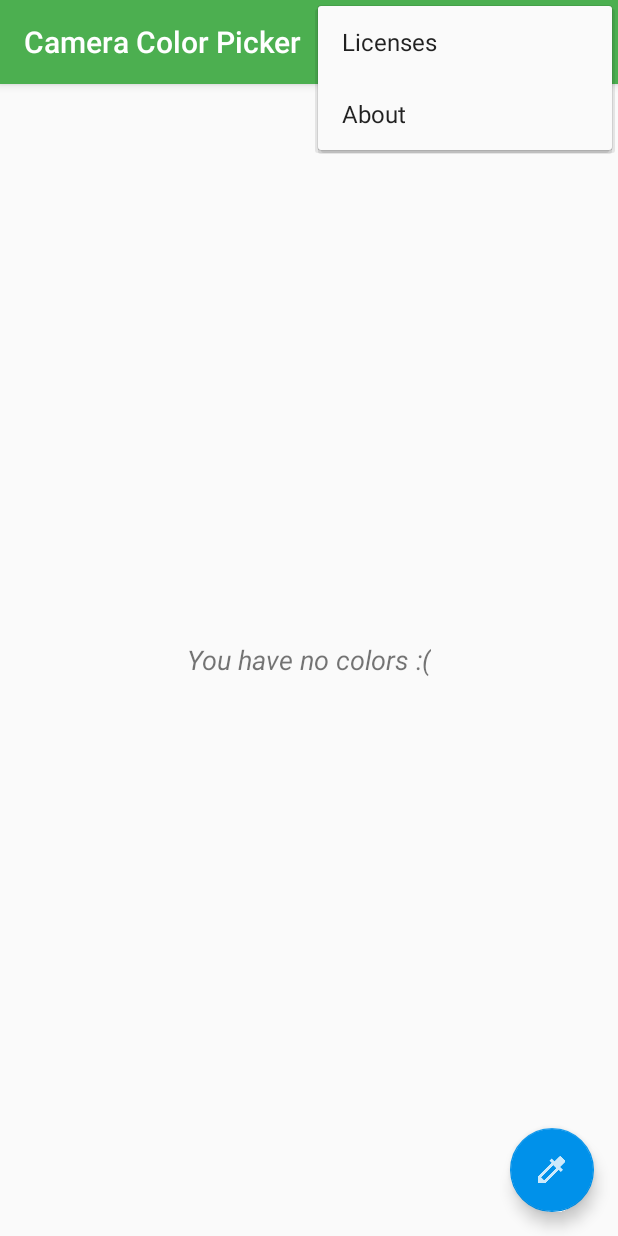
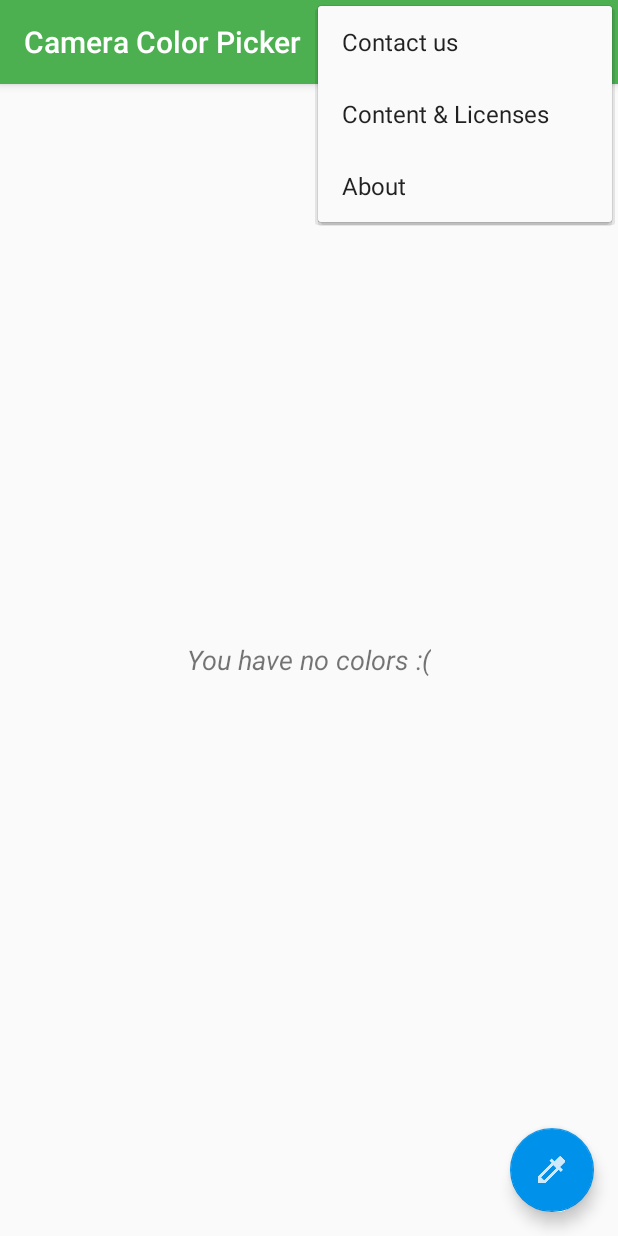
Before and after one commit to tvbarthel/CameraColorPicker, an Android app: the screen it shows after launch (MainActivity), with the options menu open, on a phone screen of 412 x 824 dp. Run offline under Robolectric (Android 15) with nearby library versions, the phone set to English and light mode, and no system bars; libraries missing offline, so code that uses them is left out: com.melnykov.fab; plain views replace FloatingActionButton; 3 statements that could not run were skipped.

Commit message:
Add an action for sending us a message

```diff
--- a/CameraColorPicker/app/src/main/res/menu/menu_main.xml
+++ b/CameraColorPicker/app/src/main/res/menu/menu_main.xml
@@ -2,6 +2,12 @@
     xmlns:app="http://schemas.android.com/apk/res-auto"
     xmlns:tools="http://schemas.android.com/tools"
     tools:context=".MainActivity">
+
+    <item
+        android:id="@+id/menu_main_action_contact_us"
+        android:orderInCategory="50"
+        android:title="@string/menu_main_action_contact_us"
+        app:showAsAction="never" />
 
     <item
         android:id="@+id/menu_main_action_licenses"
@@ -12,7 +18,7 @@
     <item
         android:id="@+id/menu_main_action_about"
         android:orderInCategory="200"
-        android:title="About"
+        android:title="@string/menu_main_action_about"
         app:showAsAction="never" />
 
 </menu>
--- a/CameraColorPicker/app/src/main/res/values/strings.xml
+++ b/CameraColorPicker/app/src/main/res/values/strings.xml
@@ -1,7 +1,11 @@
 <?xml version="1.0" encoding="utf-8"?>
 <resources>
 
+    <!-- General -->
     <string name="app_name">Camera Color Picker</string>
+    <string name="contact_us_email" translatable="false">tvbarthel@gmail.com</string>
+    <string name="contact_us_uri" translatable="false">mailto:%1$s?subject=%2$s</string>
+    <string name="contact_us_default_subject">[Camera Color Picker] Suggestion</string>
 
     <!-- Main activity -->
     <string name="activity_main_empty_view">You have no colors :(</string>
@@ -20,7 +24,9 @@
     <string name="fragment_about_message">Camera Color Picker version %1$s\n\nMade in France with love by vbarthel &amp; tbarthel.</string>
 
     <!-- Main menu -->
-    <string name="menu_main_action_licenses">Licenses</string>
+    <string name="menu_main_action_contact_us">Contact us</string>
+    <string name="menu_main_action_licenses">Content &amp; Licenses</string>
+    <string name="menu_main_action_about">About</string>
 
     <!-- Color detail menu -->
     <string name="menu_color_detail_action_delete">Delete</string>
```
Also changed, not shown: CameraColorPicker/app/src/main/java/fr/tvbarthel/apps/cameracolorpicker/activities/MainActivity.java (+12 -0 lines).
